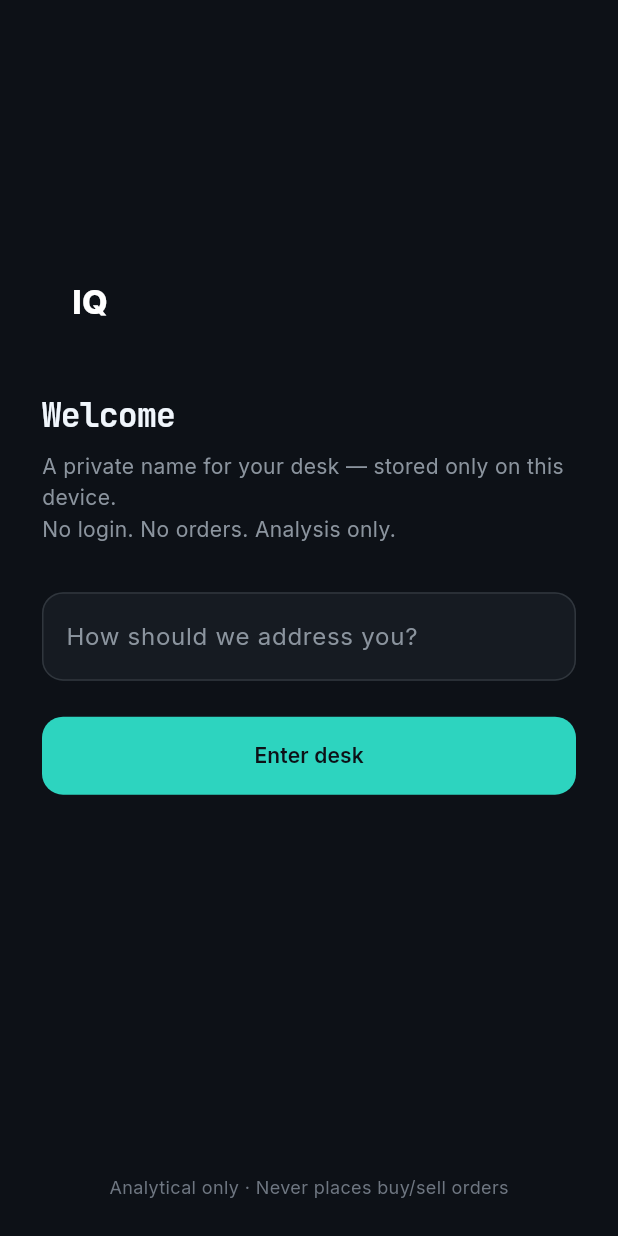
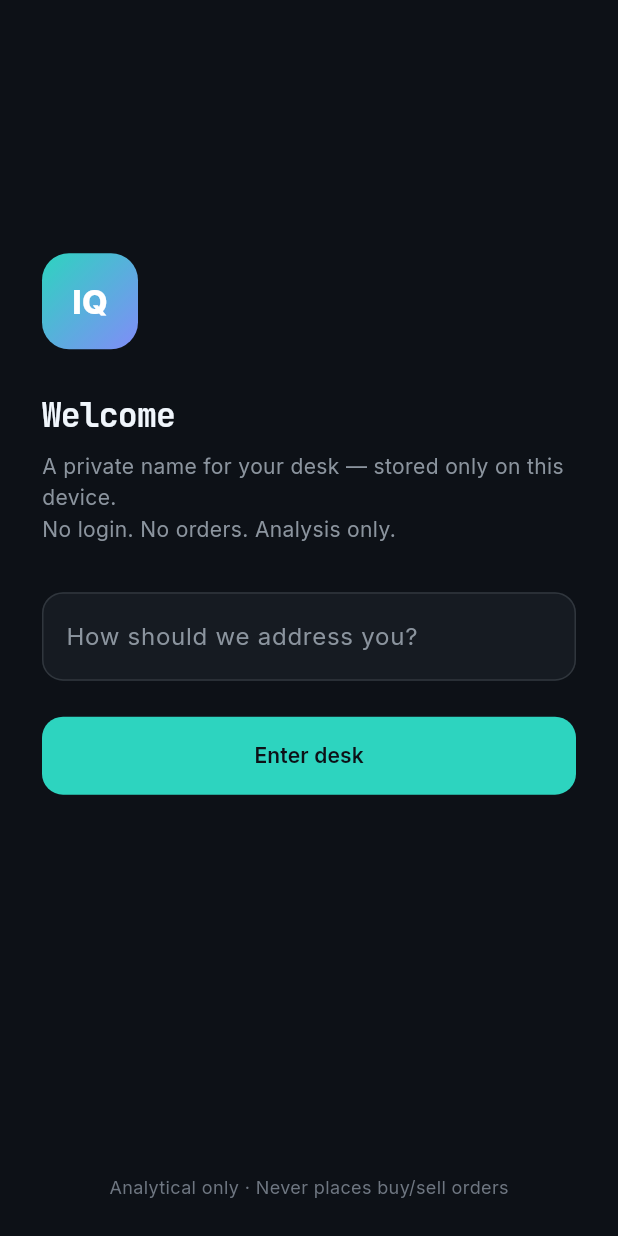
Before and after one commit to grokai264-oss/InvestIQ, a Flutter app: the screen it shows after launch, on a phone screen of 412 x 824 dp. Run offline on Flutter 3.47's test engine with Material 3 defaults, Android fonts, the phone set to English and light mode, and no system bars; our stand-ins replace fl_chart, flutter_animate, google_fonts, shared_preferences, shimmer.

Commit message:
fix APK build: add AppTheme.brandGradient, ShimmerLoading alias, robust NDK 26.1 pin

```diff
--- a/flutter_app/lib/theme/app_theme.dart
+++ b/flutter_app/lib/theme/app_theme.dart
@@ -16,6 +16,13 @@ class AppTheme {
   static const Color indigo = Color(0xFF818CF8);
   static const Color indigoSoft = Color(0x33818CF8);
   static const Color gold = Color(0xFFD4A574); // restrained emphasis only
+
+  /// Brand mark gradient used on splash / onboarding logos.
+  static const LinearGradient brandGradient = LinearGradient(
+    begin: Alignment.topLeft,
+    end: Alignment.bottomRight,
+    colors: [Color(0xFF2DD4BF), Color(0xFF818CF8)],
+  );
 
   // Semantic
   static const Color green = Color(0xFF34D399);
```
Also changed, not shown: flutter_app/lib/widgets/shimmer_loading.dart (+11 -0 lines), 1 other file.
